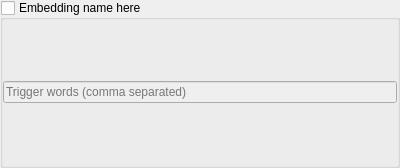
Qt form src/airunner/widgets/embeddings/templates/embedding.ui (Capsize-Games/airunner) before a commit.
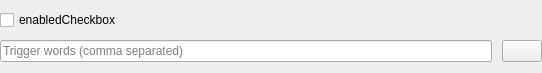
The same form after that commit. Icons and pictures are not drawn.

```diff
--- a/src/airunner/widgets/embeddings/templates/embedding.ui
+++ b/src/airunner/widgets/embeddings/templates/embedding.ui
@@ -6,40 +6,13 @@
    <rect>
     <x>0</x>
     <y>0</y>
-    <width>400</width>
-    <height>168</height>
+    <width>542</width>
+    <height>73</height>
    </rect>
   </property>
   <property name="windowTitle">
    <string>Form</string>
   </property>
-  <layout class="QGridLayout" name="gridLayout_2">
-   <property name="leftMargin">
-    <number>0</number>
-   </property>
-   <property name="topMargin">
-    <number>0</number>
-   </property>
-   <property name="rightMargin">
-    <number>0</number>
-   </property>
-   <property name="bottomMargin">
-    <number>0</number>
-   </property>
-   <property name="spacing">
-    <number>0</number>
-   </property>
-   <item row="0" column="0" colspan="2">
-    <widget class="QGroupBox" name="enabledCheckbox">
-     <property name="title">
-      <string>Embedding name here</string>
-     </property>
-     <property name="checkable">
-      <bool>true</bool>
-     </property>
-     <property name="checked">
-      <bool>false</bool>
-     </property>
      <layout class="QGridLayout" name="gridLayout">
       <property name="leftMargin">
        <number>0</number>
@@ -53,10 +26,20 @@
       <property name="bottomMargin">
        <number>0</number>
       </property>
-      <property name="spacing">
+   <property name="horizontalSpacing">
+    <number>10</number>
+   </property>
+   <property name="verticalSpacing">
        <number>0</number>
       </property>
-      <item row="2" column="0">
+   <item row="0" column="0">
+    <widget class="QCheckBox" name="enabledCheckbox">
+     <property name="text">
+      <string>enabledCheckbox</string>
+     </property>
+    </widget>
+   </item>
+   <item row="1" column="0">
        <widget class="QLineEdit" name="trigger_word_edit">
         <property name="font">
          <font>
@@ -71,7 +54,14 @@
         </property>
        </widget>
       </item>
-     </layout>
+   <item row="1" column="1">
+    <widget class="QPushButton" name="delete_button">
+     <property name="text">
+      <string/>
+     </property>
+     <property name="icon">
+      <iconset theme="user-trash"/>
+     </property>
     </widget>
    </item>
   </layout>
```
Left out of the diff: 39 changed lines with no effect on the pictures. Lines whose indentation alone changed are shown as unchanged.
